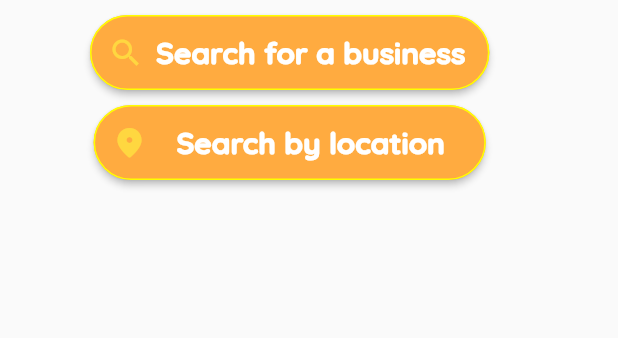
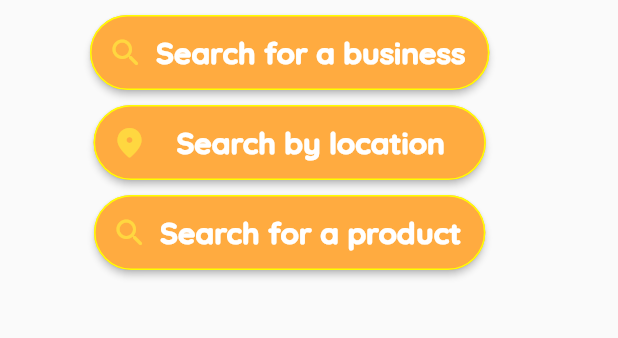
Before and after one commit to TheEdelweissPirate/Respace, a Flutter app: the screen it shows after launch, on a phone screen of 412 x 824 dp, the part 459-797 px from its top. Run offline on Flutter 3.47's test engine with Material 2 defaults, Android fonts, the phone set to English and light mode, and no system bars; our stand-ins replace google_maps_flutter.

Commit message:
Adding search_location functionality using Google Maps

```diff
--- a/lib/main.dart
+++ b/lib/main.dart
@@ -1,11 +1,13 @@
 import 'package:flutter/material.dart';
 import 'package:respace/pages/home.dart';
+import 'package:respace/pages/location_map.dart';
 
 void main() {
   runApp(MaterialApp(
     initialRoute: '/home',
     routes: {
       '/home' : (context) => Home(),
+      '/location_map': (context) => LocationMap(),
     },
   ));
 }
--- a/lib/pages/home.dart
+++ b/lib/pages/home.dart
@@ -1,3 +1,5 @@
+
+import 'package:flutter/cupertino.dart';
 import 'package:flutter/material.dart';
 
 
@@ -7,6 +9,7 @@ class Home extends StatefulWidget {
 }
 
 class _HomeState extends State<Home> {
+
   @override
   Widget build(BuildContext context) {
     return Scaffold(
@@ -88,7 +91,7 @@ class _HomeState extends State<Home> {
                               ),
                           ),
 
-                          icon: Icon(Icons.search,
+                          icon: Icon(Icons.search_rounded,
                           color: Colors.amberAccent),
                           label: Text('Search for a business',
                           style: TextStyle(
@@ -106,7 +109,7 @@ class _HomeState extends State<Home> {
                   minWidth: 254.0,
                   height: 50.0,
                   child: RaisedButton.icon(onPressed: (){
-                    showSearch(context: context, delegate: DataSearch());
+                    Navigator.pushNamed(context, '/location_map');
                   },
                     shape: RoundedRectangleBorder(
                       borderRadius: BorderRadius.circular(28.0),
@@ -116,6 +119,31 @@ class _HomeState extends State<Home> {
                     icon: Icon(Icons.location_on_rounded,
                         color: Colors.amberAccent),
                     label: Text('  Search by location  ',
+                      style: TextStyle(
+                        color: Colors.white,
+                        fontSize: 20.0,
+                        fontFamily: 'Quicksand',
+                        fontWeight: FontWeight.w900,),
+                    ),
+                    color: Colors.orangeAccent,),
+                ),
+              ),
+              Padding(
+                padding: const EdgeInsets.fromLTRB(60, 10, 50,0),
+                child: ButtonTheme(
+                  minWidth: 254.0,
+                  height: 50.0,
+                  child: RaisedButton.icon(onPressed: (){
+                    showSearch(context: context, delegate: DataSearch());
+                  },
+                    shape: RoundedRectangleBorder(
+                      borderRadius: BorderRadius.circular(28.0),
+                      side: BorderSide(color: Colors.yellowAccent, style: BorderStyle.solid,
+                      ),
+                    ),
+                    icon: Icon(Icons.search_rounded,
+                        color: Colors.amberAccent),
+                    label: Text('Search for a product',
                       style: TextStyle(
                         color: Colors.white,
                         fontSize: 20.0,
--- a/pubspec.yaml
+++ b/pubspec.yaml
@@ -23,6 +23,8 @@ environment:
 dependencies:
   flutter:
     sdk: flutter
+  http: "0.11.3+17"
+  google_maps_flutter: ^0.4.0
 
 
   # The following adds the Cupertino Icons font to your application.
@@ -34,6 +36,7 @@ dev_dependencies:
     sdk: flutter
   integration_test:
     sdk: flutter
+
 
 # For information on the generic Dart part of this file, see the
 # following page: https://dart.dev/tools/pub/pubspec
```
Also changed, not shown: lib/pages/location_map.dart (added, +102 -0 lines), pubspec.lock, 3 other files.
